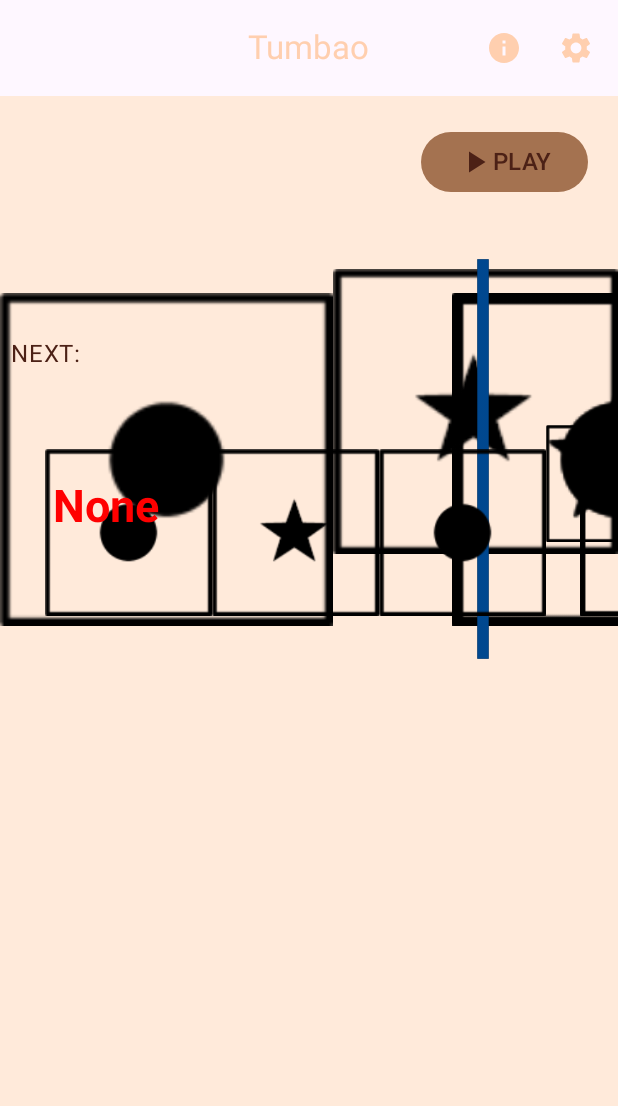
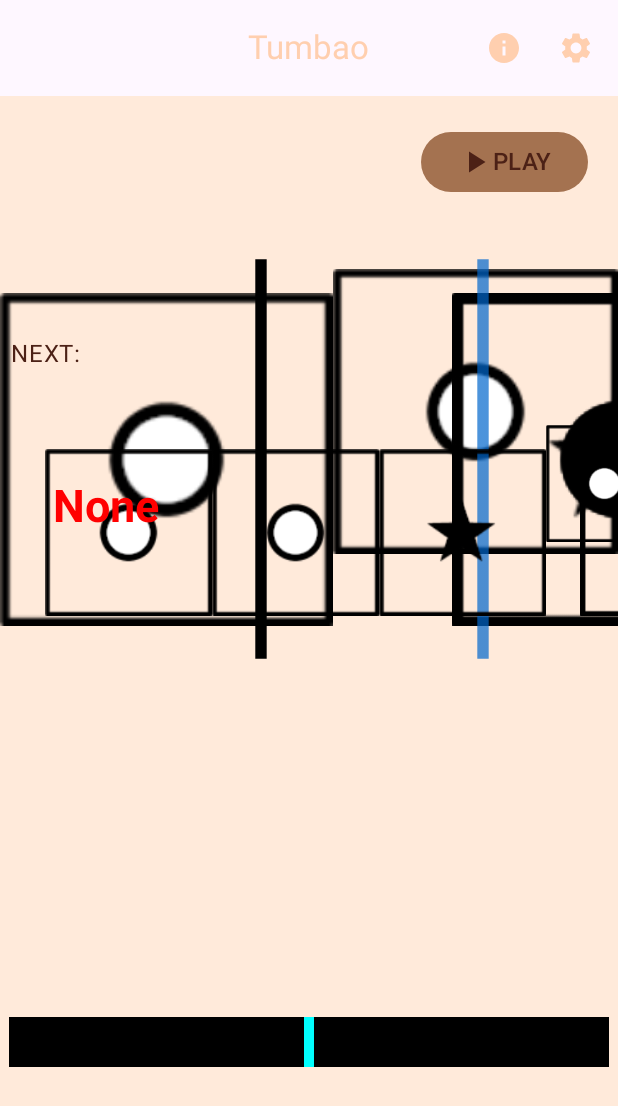
Before and after one commit to will-f-midgley/PercussionProV2, an Android app built with Jetpack Compose: the composable PracticeView shown on its own in the app's theme, on a phone screen of 412 x 824 dp. Shown: the top 1106 px of the screen. Run offline under Robolectric (Android 15) with nearby library versions, the phone set to English and light mode, and no system bars; our stand-ins replace livedata-compose; 1 statement that could not run was skipped.

Commit message:
Scaled certain objects.

```diff
--- a/app/src/main/java/com/example/percussionapp/SheetComposables.kt
+++ b/app/src/main/java/com/example/percussionapp/SheetComposables.kt
@@ -1,8 +1,12 @@
 package com.example.percussionapp
+
 
 import android.annotation.SuppressLint
 import android.graphics.Bitmap
 import android.os.Build
+import android.os.Environment
+import android.view.WindowMetrics
+import android.util.DisplayMetrics
 import androidx.annotation.RequiresApi
 import androidx.compose.animation.core.Animatable
 import androidx.compose.animation.core.AnimationVector1D
@@ -11,9 +15,6 @@ import androidx.compose.animation.core.snap
 import androidx.compose.animation.core.tween
 import androidx.compose.foundation.Image
 import androidx.compose.foundation.background
-import android.os.Environment
-
-
 import androidx.compose.foundation.layout.Arrangement
 import androidx.compose.foundation.layout.Box
 import androidx.compose.foundation.layout.Column
@@ -37,24 +38,20 @@ import androidx.compose.material3.Icon
 import androidx.compose.material3.IconButton
 import androidx.compose.material3.Scaffold
 import androidx.compose.material3.Text
-import kotlin.io.path.exists
-import java.io.File
 import androidx.compose.material3.TopAppBarDefaults
 import androidx.compose.runtime.Composable
 import androidx.compose.runtime.LaunchedEffect
-import androidx.compose.runtime.MutableIntState
 import androidx.compose.runtime.MutableState
 import androidx.compose.runtime.getValue
-import androidx.compose.ui.platform.LocalContext
 import androidx.compose.runtime.livedata.observeAsState
 import androidx.compose.runtime.mutableIntStateOf
-import androidx.compose.runtime.mutableStateListOf
 import androidx.compose.runtime.mutableStateOf
 import androidx.compose.runtime.remember
 import androidx.compose.runtime.setValue
 import androidx.compose.ui.Modifier
 import androidx.compose.ui.graphics.Color
-import androidx.compose.ui.layout.ContentScale
+import androidx.compose.ui.platform.LocalContext
+import androidx.compose.ui.platform.LocalConfiguration
 import androidx.compose.ui.res.painterResource
 import androidx.compose.ui.unit.dp
 import androidx.compose.ui.unit.sp
@@ -62,12 +59,16 @@ import com.example.percussionapp.ui.theme.LightOrange
 import com.example.percussionapp.ui.theme.PercussionAppTheme
 import com.example.percussionapp.ui.theme.StrongBrown
 import com.example.percussionapp.ui.theme.VeryLightOrange
+import java.io.File
+
 
 public var bar1Image = arrayOf("Bass", "Bass", "Bass", "Bass", "Bass", "Bass", "Bass", "Bass")
 public var bar2Image = arrayOf("Slap", "Slap", "Slap", "Slap", "Slap", "Slap", "Slap", "Slap")
 
+
 fun getCustomArray(context: android.content.Context, barNum: Int) : Array<String> {
     val externalDir = context.getExternalFilesDir(Environment.DIRECTORY_MUSIC)
+
     if (externalDir != null && !externalDir.exists()) {
         externalDir.mkdirs()
         println("making file")
@@ -180,7 +181,6 @@ fun PracticeView(engineVM: AudioEngineViewModel, style: Genre) {
     LaunchedEffect(metronome.value) { engineVM.toggleMetronome(metronome.value) }
     val tempo = remember { mutableIntStateOf(120) }
     LaunchedEffect(tempo.intValue) { engineVM.changeTempo(tempo.intValue) }
-    println("diff ::: $notesPlayed")
     val currentSpectrogramBitmap = remember {
         mutableStateOf(
             createScaledSpectrogramBitmap(
@@ -238,19 +238,23 @@ fun PracticeView(engineVM: AudioEngineViewModel, style: Genre) {
             }
         }
     ) { innerPadding ->
-        Box(Modifier.fillMaxSize().background(VeryLightOrange))
+        Box(Modifier
+            .fillMaxSize()
+            .background(VeryLightOrange))
         //val imageModifier = Modifier.width(100.dp)
         if (settings && !info) {
             Box(
                 Modifier
-                    .padding(innerPadding).background(VeryLightOrange)
+                    .padding(innerPadding)
+                    .background(VeryLightOrange)
             ) {
                 SheetSettings(spectrogramOn, metronome, accuracy, latency,tempo)
             }
         } else if (info && !settings) {
             Box(
                 Modifier
-                    .padding(innerPadding).background(VeryLightOrange)
+                    .padding(innerPadding)
+                    .background(VeryLightOrange)
             ) {
                 NoteInfo()
             }
@@ -259,7 +263,8 @@ fun PracticeView(engineVM: AudioEngineViewModel, style: Genre) {
             //
             Box(
                 Modifier
-                    .padding(innerPadding).padding(top = 20.dp)
+                    .padding(innerPadding)
+                    .padding(top = 20.dp)
             ) {
                 //var helpTextAlpha by remember{ mutableFloatStateOf(1f) } //remember{Animatable(1f)};
                 StartPracticeButton(engineVM,playing!!,style)
@@ -271,8 +276,8 @@ fun PracticeView(engineVM: AudioEngineViewModel, style: Genre) {
                     Row(
                         horizontalArrangement = Arrangement.Center,
                         modifier = Modifier
-                        .fillMaxHeight(0.3f)
-                        .offset(30.dp, (160).dp)
+                            .fillMaxHeight(0.3f)
+                            .offset(30.dp, (160).dp)
 
                     ) {
                         for (i in 0..7) {
@@ -304,7 +309,7 @@ fun PracticeView(engineVM: AudioEngineViewModel, style: Genre) {
                 Spacer(Modifier.fillMaxHeight(SHEET_MUSIC_HEIGHT/2))
                 TypeHit(waveform!!)
                 //spectrogram display
-                FreqCanvas(waveform!!,spectrogramOn.value, currentSpectrogramBitmap,lastSpectrogramBitmap,notesPlayed!!,currentNote!!)
+                //FreqCanvas(waveform!!,spectrogramOn.value, currentSpectrogramBitmap,lastSpectrogramBitmap,notesPlayed!!,currentNote!!)
 
             }
         }
@@ -319,10 +324,14 @@ fun BarUpdate(currentBar: Int, barProgress:Animatable<Float, AnimationVector1D>,
     var bars by remember { mutableStateOf(0) }
     var res1 = getSheetRes(style,1,context)
     var res2 = getSheetRes(style,2,context)
-
+    val config = LocalConfiguration.current
+    val screenwidth = config.screenWidthDp
+    val screenheight = config.screenHeightDp
 
     //when starting, the barline will often move before the song has started - this removes it
     LaunchedEffect(currentBar) {
+
+        //println("width -- $screenwidth, height -- $screenheight")
         println("bars ------ $currentBar")
         bars++
         if (bars > 1) {
@@ -344,6 +353,7 @@ fun BarUpdate(currentBar: Int, barProgress:Animatable<Float, AnimationVector1D>,
 
 @Composable
 fun StartPracticeButton(engineVM: AudioEngineViewModel,playing:Boolean, style:Genre) {
+
     Row(Modifier.fillMaxWidth(),horizontalArrangement = Arrangement.End){
         Button(
             onClick = {
--- a/app/src/main/java/com/example/percussionapp/SheetDrawFunctions.kt
+++ b/app/src/main/java/com/example/percussionapp/SheetDrawFunctions.kt
@@ -50,6 +50,7 @@ import androidx.compose.ui.graphics.graphicsLayer
 import androidx.compose.ui.layout.ContentScale
 import androidx.compose.ui.layout.onGloballyPositioned
 import androidx.compose.ui.platform.LocalConfiguration
+import androidx.compose.ui.platform.LocalDensity
 import androidx.compose.ui.platform.LocalContext
 import androidx.compose.ui.res.painterResource
 import androidx.compose.ui.text.TextStyle
@@ -235,7 +236,15 @@ fun NoteFeedback(barProgress: Float, notesPlayed:Int, notesWidth: Int, currentNo
     }
     val percentText = calculatePercentage(queue).toString() + "%"
     // Canvas in charge of creating the live timing bar.
-    Canvas (Modifier.zIndex(0.91f).offset{ IntOffset(900,400) }) {
+    val config = LocalConfiguration.current
+    val density = LocalDensity.current.density
+    val screenWidth = config.screenWidthDp
+    val screenHeight = config.screenHeightDp
+    val scaledWidth = screenWidth * density
+    val scaledHeight = screenHeight * density
+
+    //println(screenWidth)
+    Canvas (Modifier.zIndex(0.90f).offset{ IntOffset((scaledWidth*0.5-300f).toInt(),(scaledHeight*0.5-60f).toInt()) }) {
     drawRect(color = Color.hsv(0f, 0f, 0f), topLeft = Offset(0f, 0f), size = Size(600f,50f))
     drawRect(color = Color.hsv(180f, 1f, 1f), topLeft = Offset(295f, 0f), size = Size(10f,50f))
     for (i in 0..(recentHits.size-1)) {
@@ -306,6 +315,12 @@ fun NoteFeedback(barProgress: Float, notesPlayed:Int, notesWidth: Int, currentNo
 
 @Composable
 fun Notes(barProgress: Float, currentNotes: Array<String>, notesPlayed: Int,currentNote:Int){
+    val config = LocalConfiguration.current
+    val density = LocalDensity.current.density
+    val screenWidth = config.screenWidthDp
+    val screenHeight = config.screenHeightDp
+    val scaledWidth = screenWidth * density
+    val scaledHeight = screenHeight * density
     var notesWidth by remember{ mutableIntStateOf(0) }
     notesWidth = notesWidth
     var style by mutableIntStateOf(R.drawable.bass)
@@ -319,7 +334,7 @@ fun Notes(barProgress: Float, currentNotes: Array<String>, notesPlayed: Int,curr
             contentDescription = "Start indicator",
             modifier = Modifier
                 .fillMaxHeight(0.6f)
-                .offset{ IntOffset((notesWidth * 0.09f).toInt(),0) },
+                .offset{ IntOffset((scaledWidth*0.1).toInt(),0) },
             contentScale = ContentScale.Fit,
             colorFilter = ColorFilter.tint(color = Color.Black)
         )
@@ -339,7 +354,7 @@ fun Notes(barProgress: Float, currentNotes: Array<String>, notesPlayed: Int,curr
             contentDescription = "End indicator",
             modifier = Modifier
                 .fillMaxHeight(0.6f)
-                .offset{ IntOffset((notesWidth * 0.93f).toInt(),0) },
+                .offset{ IntOffset((scaledWidth*0.8).toInt(),0) },
             contentScale = ContentScale.Fit,
             colorFilter = ColorFilter.tint(color = Color.Black)
         )
--- a/app/src/main/res/values/arrays.xml
+++ b/app/src/main/res/values/arrays.xml
@@ -21,64 +21,64 @@
         <item>None</item>
     </string-array>
     <string-array name="guaguanco1">
-        <item>Bass</item>
+        <item>None</item>
         <item>Slap</item>
-        <item>Bass</item>
         <item>Slap</item>
-        <item>Bass</item>
-        <item>Slap</item>
+        <item>Tone</item>
+        <item>None</item>
+        <item>Tone</item>
         <item>Bass</item>
         <item>Slap</item>
     </string-array>
     <string-array name="guaguanco2">
         <item>Bass</item>
+        <item>None</item>
         <item>Slap</item>
         <item>Bass</item>
-        <item>Slap</item>
-        <item>Bass</item>
-        <item>Slap</item>
+        <item>None</item>
+        <item>Tone</item>
         <item>Bass</item>
         <item>Slap</item>
     </string-array>
     <string-array name="mozambique1">
         <item>Bass</item>
+        <item>None</item>
         <item>Slap</item>
         <item>Bass</item>
-        <item>Slap</item>
         <item>Bass</item>
-        <item>Slap</item>
+        <item>Bass</item>
         <item>Bass</item>
         <item>Slap</item>
     </string-array>
     <string-array name="mozambique2">
-        <item>Bass</item>
+        <item>None</item>
+        <item>Slap</item>
         <item>Slap</item>
         <item>Bass</item>
-        <item>Slap</item>
         <item>Bass</item>
-        <item>Slap</item>
+        <item>Bass</item>
         <item>Bass</item>
         <item>Slap</item>
     </string-array>
     <string-array name="tumbao1">
+        <item>Tone</item>
+        <item>Tone</item>
+        <item>Slap</item>
+        <item>Tone</item>
+        <item>Tone</item>
+        <item>Tone</item>
         <item>Bass</item>
+        <item>Bass</item>
+    </string-array>
+    <string-array name="tumbao2">
+        <item>Tone</item>
+        <item>Tone</item>
         <item>Slap</item>
         <item>Bass</item>
-        <item>Slap</item>
         <item>Bass</item>
-        <item>Slap</item>
+        <item>Tone</item>
         <item>Bass</item>
-        <item>Slap</item>
-    </string-array>
-    <string-array name="tumbao2">
         <item>Bass</item>
-        <item>Slap</item>
-        <item>Bass</item>
-        <item>Slap</item>
-        <item>Bass</item>
-        <item>Slap</item>
-        <item>Bass</item>
-        <item>Slap</item>
     </string-array>
     <string-array name="kassa1">
         <item>Tone</item>
```
Also changed, not shown: 1 other file.
